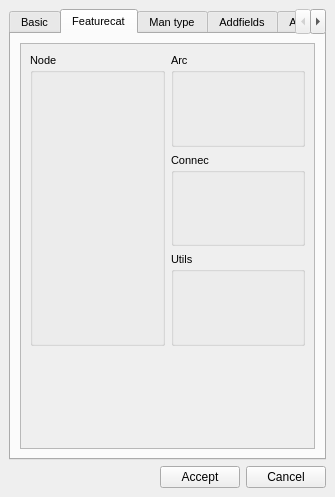
The window that core/ui/toolbars/utilities/config.ui (Giswater/giswater_qgis_plugin) describes before a commit, drawn with Qt 5.
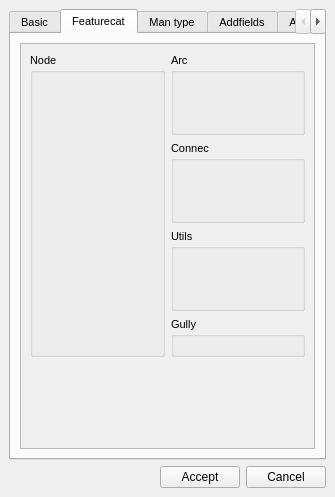
The same window after the commit. The open tabs and pages were chosen to show the change.

Commit message: Minor enhancement: update dialog replace_arc and config

```diff
--- a/core/ui/toolbars/utilities/config.ui
+++ b/core/ui/toolbars/utilities/config.ui
@@ -301,12 +301,12 @@
             <rect>
              <x>0</x>
              <y>0</y>
-             <width>283</width>
-             <height>385</height>
+             <width>291</width>
+             <height>402</height>
             </rect>
            </property>
            <layout class="QGridLayout" name="gridLayout_3">
-            <item row="4" column="1">
+            <item row="5" column="1">
              <spacer name="verticalSpacer_2">
               <property name="orientation">
                <enum>Qt::Vertical</enum>
@@ -319,7 +319,7 @@
               </property>
              </spacer>
             </item>
-            <item row="4" column="0">
+            <item row="5" column="0">
              <spacer name="verticalSpacer_14">
               <property name="orientation">
                <enum>Qt::Vertical</enum>
@@ -407,7 +407,19 @@
               </layout>
              </widget>
             </item>
-            <item row="1" column="0" rowspan="3">
+            <item row="4" column="1">
+             <widget class="QGroupBox" name="grb_gully">
+              <property name="title">
+               <string>Gully</string>
+              </property>
+              <layout class="QGridLayout" name="gridLayout_17">
+               <item row="0" column="0">
+                <layout class="QGridLayout" name="lyt_gully"/>
+               </item>
+              </layout>
+             </widget>
+            </item>
+            <item row="1" column="0" rowspan="4">
              <widget class="QGroupBox" name="grb_node">
               <property name="title">
                <string>Node</string>
```
Left out of the diff: 22 changed lines with no effect on the pictures. The commit also changes 1 other file.
